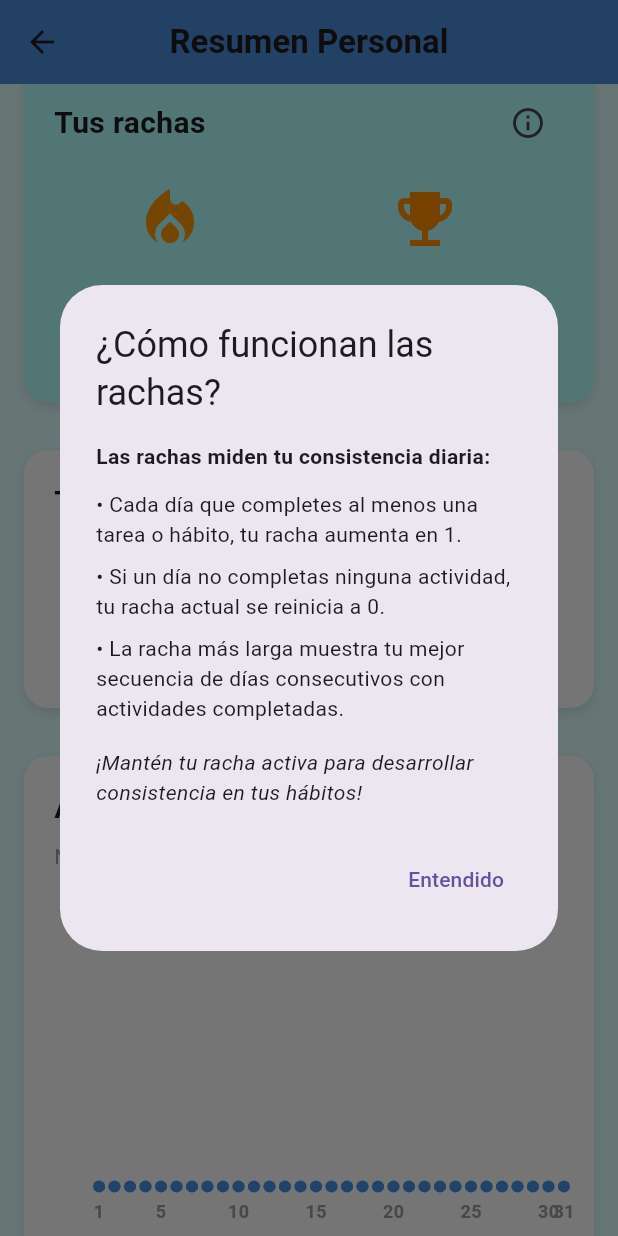
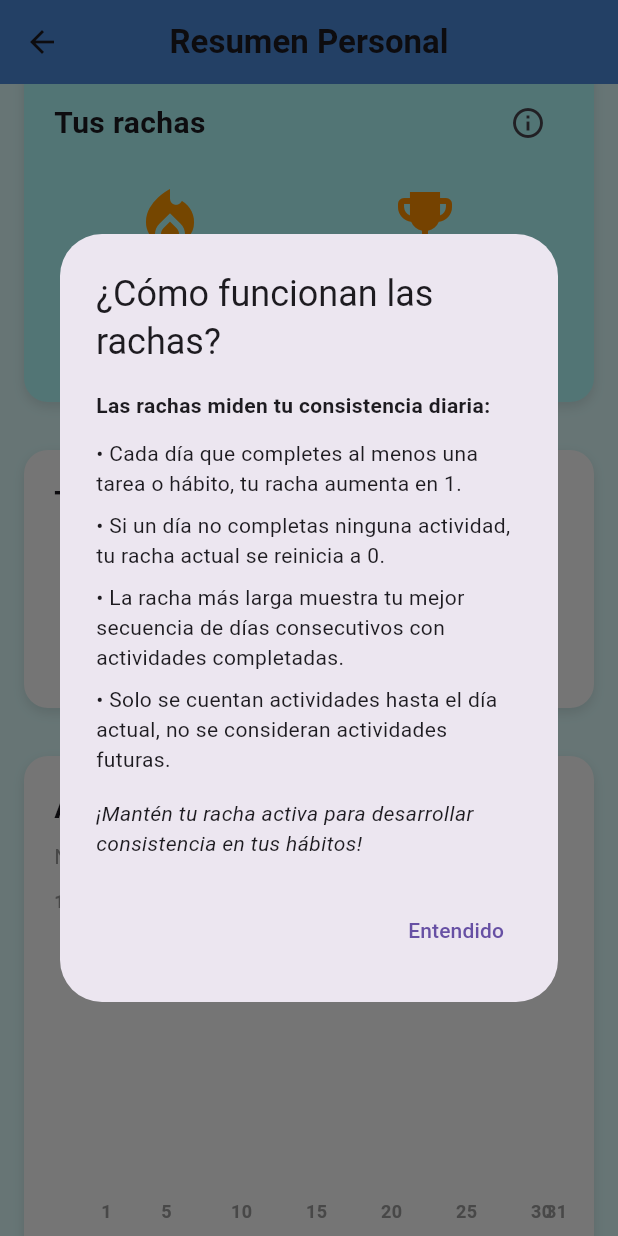
Before and after one commit to BotiDein/Routiny-verdadero, a Flutter app: the ResumenPersonalScreen screen opened directly, scrolled down 576 dp, after a tap on the "info outline" icon, on a phone screen of 412 x 824 dp. Run offline on Flutter 3.47's test engine with Material 3 defaults, Android fonts, the phone set to English and light mode, and no system bars; drawn by our look-alikes of fl_chart; our stand-ins replace cloud_firestore, firebase_auth, firebase_core, google_sign_in, shared_preferences; accounts and stored records are empty.

Commit message:
Cambios del resumen personal(arreglos de mes o habitos)

```diff
--- a/inicio_sesion/lib/screens/summary.dart
+++ b/inicio_sesion/lib/screens/summary.dart
@@ -3,6 +3,8 @@ import 'package:intl/intl.dart';
 import '../models/task.dart';
 import '../models/habit.dart';
 import '../services/local_storage_service.dart';
+import '../services/firebase_service.dart';
+import 'package:firebase_auth/firebase_auth.dart';
 import 'package:fl_chart/fl_chart.dart';
 import 'dart:math' as math;
 
@@ -15,6 +17,7 @@ class ResumenPersonalScreen extends StatefulWidget {
 
 class _ResumenPersonalScreenState extends State<ResumenPersonalScreen> {
   final LocalStorageService _storageService = LocalStorageService();
+  late FirebaseService _firebaseService;
   bool _isLoading = true;
 
   // Datos para el resumen
@@ -39,11 +42,16 @@ class _ResumenPersonalScreenState extends State<ResumenPersonalScreen> {
 
   // Actividad diaria
   Map<int, int> _activityByDay = {};
-  List<FlSpot> _activitySpots = [];
+  Map<int, int> _tasksByDay = {};
+  Map<int, int> _habitsByDay = {};
+  List<FlSpot> _activitySpots = []; // Añadir esta línea
 
   @override
   void initState() {
     super.initState();
+    // Obtener el ID del usuario actual o usar 'guest' si no hay usuario
+    final userId = FirebaseAuth.instance.currentUser?.uid ?? 'guest';
+    _firebaseService = FirebaseService(userId);
     _loadMonthData();
   }
 
@@ -57,13 +65,17 @@ class _ResumenPersonalScreenState extends State<ResumenPersonalScreen> {
       final firstDayOfMonth = DateTime(_selectedMonth.year, _selectedMonth.month, 1);
       final lastDayOfMonth = DateTime(_selectedMonth.year, _selectedMonth.month + 1, 0, 23, 59, 59);
 
-      // Cargar tareas del mes (implementar según tu modelo de tareas)
-      // Por ahora, usamos una lista vacía
-      _monthTasks = [];
+      // Cargar tareas del mes desde Firebase
+      final tasks = await _firebaseService.getTasksForDateRange(firstDayOfMonth, lastDayOfMonth);
+      _monthTasks = tasks;
 
-      // Cargar hábitos
+      // Cargar hábitos desde almacenamiento local
       final habits = await _storageService.getHabits();
-      _monthHabits = habits;
+
+      // Filtrar hábitos por fecha de creación (solo los creados antes o durante el mes seleccionado)
+      _monthHabits = habits.where((habit) {
+        return habit.createdAt.isBefore(lastDayOfMonth.add(const Duration(days: 1)));
+      }).toList();
 
       // Calcular estadísticas
       _calculateStatistics(firstDayOfMonth, lastDayOfMonth);
@@ -96,13 +108,14 @@ class _ResumenPersonalScreenState extends State<ResumenPersonalScreen> {
 
     // Generar datos de actividad diaria de ejemplo
     _activityByDay = {};
+    _tasksByDay = {};
+    _habitsByDay = {};
     final daysInMonth = DateTime(_selectedMonth.year, _selectedMonth.month + 1, 0).day;
     for (int i = 1; i <= daysInMonth; i++) {
       _activityByDay[i] = 0;
+      _tasksByDay[i] = 0;
+      _habitsByDay[i] = 0;
     }
-
-    // Preparar datos para el gráfico de actividad
-    _prepareActivityChart();
   }
 
   void _calculateStatistics(DateTime startDate, DateTime endDate) {
@@ -119,9 +132,13 @@ class _ResumenPersonalScreenState extends State<ResumenPersonalScreen> {
 
     // Reiniciar actividad diaria
     _activityByDay = {};
+    _tasksByDay = {};
+    _habitsByDay = {};
     final daysInMonth = endDate.day;
     for (int i = 1; i <= daysInMonth; i++) {
       _activityByDay[i] = 0;
+      _tasksByDay[i] = 0;
+      _habitsByDay[i] = 0;
     }
 
     // Procesar tareas
@@ -130,6 +147,7 @@ class _ResumenPersonalScreenState extends State<ResumenPersonalScreen> {
       if (task.isCompleted) {
         final day = task.date.day;
         _activityByDay[day] = (_activityByDay[day] ?? 0) + 1;
+        _tasksByDay[day] = (_tasksByDay[day] ?? 0) + 1;
       }
 
       // Calcular tiempo por categoría (estimado)
@@ -189,37 +207,42 @@ class _ResumenPersonalScreenState extends State<ResumenPersonalScreen> {
 
         if (days.length > weekday && days[weekday] > 0) {
           _activityByDay[day] = (_activityByDay[day] ?? 0) + 1;
+          _habitsByDay[day] = (_habitsByDay[day] ?? 0) + 1;
         }
       }
     }
 
     // Calcular rachas
     _calculateStreaks();
-
-    // Preparar datos para el gráfico de actividad
-    _prepareActivityChart();
   }
 
   void _calculateStreaks() {
     // Crear un mapa de actividad por fecha
     Map<String, bool> activityByDate = {};
+    final today = DateTime.now();
 
-    // Marcar días con tareas completadas
+    // Marcar días con tareas completadas (solo hasta hoy)
     for (var task in _monthTasks) {
       if (task.isCompleted) {
+        // Solo considerar tareas hasta el día actual
+        if (!task.date.isAfter(today)) {
           final dateStr = DateFormat('yyyy-MM-dd').format(task.date);
           activityByDate[dateStr] = true;
         }
       }
+    }
 
-    // Marcar días con hábitos completados
+    // Marcar días con hábitos completados (solo hasta hoy)
     for (var habit in _monthHabits) {
       final days = habit.days;
 
-      // Recorrer el mes actual
+      // Recorrer el mes actual hasta hoy
       final daysInMonth = DateTime(_selectedMonth.year, _selectedMonth.month + 1, 0).day;
       for (int day = 1; day <= daysInMonth; day++) {
         final date = DateTime(_selectedMonth.year, _selectedMonth.month, day);
+
+        // Solo considerar días hasta hoy
+        if (!date.isAfter(today)) {
           final weekday = date.weekday % 7; // 0-6 (0 = domingo)
 
           if (days.length > weekday && days[weekday] == 2) { // 2 = completado
@@ -228,10 +251,10 @@ class _ResumenPersonalScreenState extends State<ResumenPersonalScreen> {
           }
         }
       }
+    }
 
     // Calcular racha actual
     int currentStreak = 0;
-    DateTime today = DateTime.now();
     DateTime checkDate = today;
 
     // Retroceder hasta encontrar un día sin actividad
@@ -249,9 +272,10 @@ class _ResumenPersonalScreenState extends State<ResumenPersonalScreen> {
     int longestStreak = 0;
     int tempStreak = 0;
 
-    // Ordenar fechas
+    // Ordenar fechas (solo hasta hoy)
     List<DateTime> dates = activityByDate.keys
         .map((dateStr) => DateFormat('yyyy-MM-dd').parse(dateStr))
+        .where((date) => !date.isAfter(today)) // Filtrar fechas futuras
         .toList()
       ..sort((a, b) => a.compareTo(b));
 
@@ -282,13 +306,9 @@ class _ResumenPersonalScreenState extends State<ResumenPersonalScreen> {
     _longestStreak = longestStreak;
   }
 
+  // Ya no necesitamos este método porque ahora usamos un gráfico de barras
   void _prepareActivityChart() {
-    _activitySpots = _activityByDay.entries
-        .map((entry) => FlSpot(entry.key.toDouble(), entry.value.toDouble()))
-        .toList();
-
-    // Ordenar por día
-    _activitySpots.sort((a, b) => a.x.compareTo(b.x));
+    // Este método ya no hace nada, pero lo mantenemos por si se llama desde algún lugar
   }
 
   // Función para comparar dos strings de tiempo (formato HH:MM:SS)
@@ -371,6 +391,8 @@ class _ResumenPersonalScreenState extends State<ResumenPersonalScreen> {
                 const Text('• Si un día no completas ninguna actividad, tu racha actual se reinicia a 0.'),
                 const SizedBox(height: 8),
                 const Text('• La racha más larga muestra tu mejor secuencia de días consecutivos con actividades completadas.'),
+                const SizedBox(height: 8),
+                const Text('• Solo se cuentan actividades hasta el día actual, no se consideran actividades futuras.'),
                 const SizedBox(height: 16),
                 const Text(
                   '¡Mantén tu racha activa para desarrollar consistencia en tus hábitos!',
@@ -832,6 +854,8 @@ class _ResumenPersonalScreenState extends State<ResumenPersonalScreen> {
   }
 
   Widget _buildActivityChart() {
+    final daysInMonth = DateTime(_selectedMonth.year, _selectedMonth.month + 1, 0).day;
+
     return Container(
       width: double.infinity,
       padding: const EdgeInsets.all(20),
@@ -867,22 +891,54 @@ class _ResumenPersonalScreenState extends State<ResumenPersonalScreen> {
           const SizedBox(height: 20),
           SizedBox(
             height: 220,
-            child: _activitySpots.isEmpty
+            child: _activityByDay.isEmpty
                 ? const Center(child: Text('No hay datos para mostrar'))
-                : LineChart(
-                    LineChartData(
-                      gridData: FlGridData(
-                        show: true,
-                        drawVerticalLine: false,
-                        horizontalInterval: 1,
-                        getDrawingHorizontalLine: (value) {
-                          return FlLine(
-                            color: Colors.grey.withOpacity(0.2),
-                            strokeWidth: 1,
+                : BarChart(
+                    BarChartData(
+                      alignment: BarChartAlignment.spaceAround,
+                      maxY: (_activityByDay.values.isEmpty ? 0 : _activityByDay.values.reduce((a, b) => a > b ? a : b)) + 1,
+                      barTouchData: BarTouchData(
+                        enabled: true,
+                        touchTooltipData: BarTouchTooltipData(
+                          tooltipBgColor: Colors.blueGrey.withOpacity(0.8),
+                          getTooltipItem: (group, groupIndex, rod, rodIndex) {
+                            final day = group.x.toInt();
+                            final total = _activityByDay[day] ?? 0;
+                            final tasks = _tasksByDay[day] ?? 0;
+                            final habits = _habitsByDay[day] ?? 0;
+
+                            return BarTooltipItem(
+                              'Día $day\nTotal: $total\nTareas: $tasks\nHábitos: $habits',
+                              const TextStyle(color: Colors.white),
                             );
                           },
                         ),
+                      ),
                       titlesData: FlTitlesData(
+                        show: true,
+                        bottomTitles: AxisTitles(
+                          sideTitles: SideTitles(
+                            showTitles: true,
+                            reservedSize: 30,
+                            getTitlesWidget: (value, meta) {
+                              // Mostrar solo algunos días para no sobrecargar
+                              if (value % 5 == 0 || value == 1 || value == daysInMonth) {
+                                return Padding(
+                                  padding: const EdgeInsets.only(top: 8),
+                                  child: Text(
+                                    value.toInt().toString(),
+                                    style: const TextStyle(
+                                      fontSize: 12,
+                                      fontWeight: FontWeight.bold,
+                                      color: Colors.grey,
+                                    ),
+                                  ),
+                                );
+                              }
+                              return const SizedBox();
+                            },
+                          ),
+                        ),
                         leftTitles: AxisTitles(
                           sideTitles: SideTitles(
                             showTitles: true,
@@ -906,66 +962,40 @@ class _ResumenPersonalScreenState extends State<ResumenPersonalScreen> {
                             },
                           ),
                         ),
+                        topTitles: AxisTitles(
+                          sideTitles: SideTitles(showTitles: false),
+                        ),
                         rightTitles: AxisTitles(
                           sideTitles: SideTitles(showTitles: false),
                         ),
-                        topTitles: AxisTitles(
-                          sideTitles: SideTitles(showTitles: false),
                       ),
-                        bottomTitles: AxisTitles(
-                          sideTitles: SideTitles(
-                            showTitles: true,
-                            reservedSize: 30,
-                            getTitlesWidget: (value, meta) {
-                              // Mostrar solo algunos días para no sobrecargar
-                              if (value % 5 == 0 || value == 1 || value == DateTime(_selectedMonth.year, _selectedMonth.month + 1, 0).day) {
-                                return Padding(
-                                  padding: const EdgeInsets.only(top: 8),
-                                  child: Text(
-                                    value.toInt().toString(),
-                                    style: const TextStyle(
-                                      fontSize: 12,
-                                      fontWeight: FontWeight.bold,
-                                      color: Colors.grey,
-                                    ),
-                                  ),
-                                );
-                              }
-                              return const SizedBox();
-                            },
-                          ),
-                        ),
-                      ),
-                      borderData: FlBorderData(show: false),
-                      lineBarsData: [
-                        LineChartBarData(
-                          spots: _activitySpots,
-                          isCurved: true,
-                          color: const Color(0xFF4A90E2),
-                          barWidth: 4,
-                          isStrokeCapRound: true,
-                          dotData: FlDotData(
+                      gridData: FlGridData(
                         show: true,
-                            getDotPainter: (spot, percent, barData, index) {
-                              return FlDotCirclePainter(
-                                radius: 4,
-                                color: const Color(0xFF4A90E2),
-                                strokeWidth: 2,
-                                strokeColor: Colors.white,
+                        drawVerticalLine: false,
+                        horizontalInterval: 1,
+                        getDrawingHorizontalLine: (value) {
+                          return FlLine(
+                            color: Colors.grey.withOpacity(0.2),
+                            strokeWidth: 1,
                           );
                         },
                       ),
-                          belowBarData: BarAreaData(
-                            show: true,
-                            color: const Color(0xFF4A90E2).withOpacity(0.2),
-                          ),
-                        ),
-                      ],
-                      minY: 0,
+                      borderData: FlBorderData(show: false),
+                      barGroups: _getBarGroups(),
                     ),
                   ),
           ),
           const SizedBox(height: 16),
+          // Leyenda
+          Row(
+            mainAxisAlignment: MainAxisAlignment.center,
+            children: [
+              _buildLegendItem('Tareas', Colors.blue),
+              const SizedBox(width: 20),
+              _buildLegendItem('Hábitos', Colors.green),
+            ],
+          ),
+          const SizedBox(height: 8),
           const Center(
             child: Text(
               'Días del mes',
@@ -979,6 +1009,84 @@ class _ResumenPersonalScreenState extends State<ResumenPersonalScreen> {
         ],
       ),
     );
+  }
+
+  Widget _buildLegendItem(String label, Color color) {
+    return Row(
+      children: [
+        Container(
+          width: 16,
+          height: 16,
+          decoration: BoxDecoration(
+            color: color,
+            borderRadius: BorderRadius.circular(4),
+          ),
+        ),
+        const SizedBox(width: 8),
+        Text(
+          label,
+          style: const TextStyle(
+            fontSize: 14,
+            fontWeight: FontWeight.bold,
+          ),
+        ),
+      ],
+    );
+  }
+
+  List<BarChartGroupData> _getBarGroups() {
+    final daysInMonth = DateTime(_selectedMonth.year, _selectedMonth.month + 1, 0).day;
+    List<BarChartGroupData> barGroups = [];
+
+    for (int day = 1; day <= daysInMonth; day++) {
+      final tasks = _tasksByDay[day] ?? 0;
+      final habits = _habitsByDay[day] ?? 0;
+
+      // Solo mostrar barras para días con actividad
+      if (tasks > 0 || habits > 0) {
+        barGroups.add(
+          BarChartGroupData(
+            x: day,
+            barRods: [
+              BarChartRodData(
+                toY: tasks.toDouble(),
+                color: Colors.blue,
+                width: 8,
+                borderRadius: const BorderRadius.only(
+                  topLeft: Radius.circular(4),
+                  topRight: Radius.circular(4),
+                ),
+              ),
+              BarChartRodData(
+                toY: habits.toDouble(),
+                color: Colors.green,
+                width: 8,
+                borderRadius: const BorderRadius.only(
+                  topLeft: Radius.circular(4),
+                  topRight: Radius.circular(4),
+                ),
+              ),
+            ],
+          ),
+        );
+      } else {
+        // Añadir barras vacías para días sin actividad
+        barGroups.add(
+          BarChartGroupData(
+            x: day,
+            barRods: [
+              BarChartRodData(
+                toY: 0,
+                color: Colors.grey.withOpacity(0.2),
+                width: 8,
+              ),
+            ],
+          ),
+        );
+      }
+    }
+
+    return barGroups;
   }
 
   Widget _buildStatisticsSection() {
```
Also changed, not shown: inicio_sesion/lib/services/local_storage_service.dart (+157 -0 lines). Lines whose indentation alone changed are shown as unchanged.
